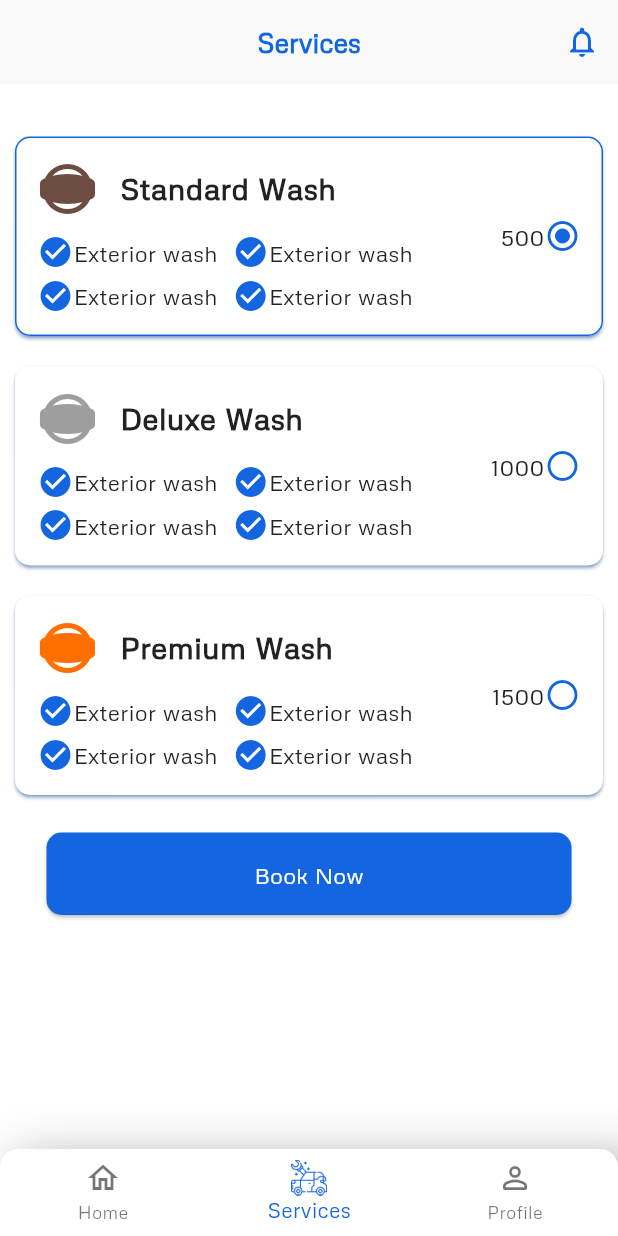
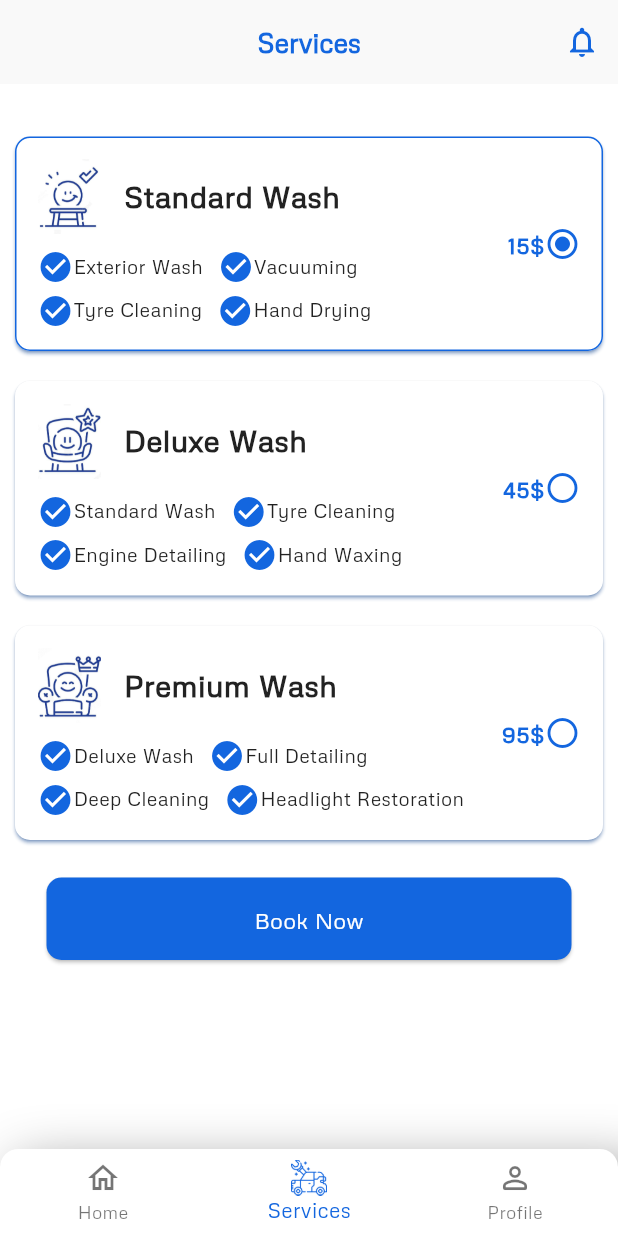
Before and after one commit to ahmedMetwaly/Carwash-app, a Flutter app: the HomeScreenBody screen opened by its route, item 2 of the bottom bar chosen, after a tap on "Standard Wash", on a phone screen of 412 x 824 dp. Run offline on Flutter 3.47's test engine with Material 3 defaults, Android fonts, the phone set to English and light mode, and no system bars; our stand-ins replace cloud_firestore, dio, equatable, firebase_auth, firebase_core, firebase_storage and 11 more; missing offline and left inert: flutter_facebook_auth, flutter_stripe, gif_view, google_maps_place_picker_mb, progress_tracker; accounts and stored records are empty.

Commit message:
edit home screen and services

```diff
--- a/lib/features/home/data/models/services_model.dart
+++ b/lib/features/home/data/models/services_model.dart
@@ -10,22 +10,67 @@ List<ServicesModel> servicesList = [
       icon: 'assets/images/car-service_2052442.png', title: 'Interior Washing'),
   ServicesModel(
       icon: 'assets/images/car-service_2052438.png', title: 'Vacuum Cleaning'),
-  ServicesModel(
-      icon: 'assets/images/car-wash_2052428.png', title: 'Casino'),
+  ServicesModel(icon: 'assets/images/car-wash_2052428.png', title: 'Casino'),
   ServicesModel(
       icon: 'assets/images/seat_2052451.png', title: 'Exterior Washing'),
   ServicesModel(
       icon: 'assets/images/polish_2052443.png', title: 'Oil Changing'),
+  ServicesModel(icon: 'assets/images/tire_2052454.png', title: 'Tire Wash'),
+  ServicesModel(icon: 'assets/images/tire_2052455.png', title: 'Car Wash'),
   ServicesModel(
-      icon: 'assets/images/tire_2052454.png', title: 'Tire Wash'),
-      ServicesModel(
-      icon: 'assets/images/tire_2052455.png', title: 'Car Wash'),
-      ServicesModel(
       icon: 'assets/images/vacuum-cleaner_2052459.png', title: 'Detailing'),
-      ServicesModel(
+  ServicesModel(
       icon: 'assets/images/air-blower_2052425.png', title: 'Car Care'),
-      ServicesModel(
-      icon: 'assets/images/car-service.png', title: 'Car Wash'),
-      ServicesModel(
-      icon: 'assets/images/car-servicesl.png', title: 'Car Wash'),
+  ServicesModel(icon: 'assets/images/car-service.png', title: 'Car Wash'),
+  ServicesModel(icon: 'assets/images/car-servicesl.png', title: 'Car Wash'),
 ];
+
+class ServicesPlan {
+  final String title;
+  final List<String> services;
+  final String price;
+
+  ServicesPlan({
+    required this.title,
+    required this.services,
+    required this.price,
+  });
+}
+
+Map<String, List<String>> plans = {
+  'Standard': [
+    'Exterior Wash',
+    'Vacuuming',
+    'Tyre Cleaning',
+    'Hand Drying',
+  ],
+  'Deluxe': [
+    'Standard Wash',
+    'Tyre Cleaning',
+    'Engine Detailing',
+    'Hand Waxing',
+  ],
+  'Premium': [
+    'Deluxe Wash',
+    'Full Detailing',
+    'Deep Cleaning',
+    'Headlight Restoration',
+  ],
+};
+List<ServicesPlan> servicePlan = [
+  ServicesPlan(
+    title: 'Standard Wash',
+    services: plans['Standard']!,
+    price: '15',
+  ),
+  ServicesPlan(
+    title: 'Deluxe Wash',
+    services: plans['Deluxe']!,
+    price: '45',
+  ),
+  ServicesPlan(
+    title: 'Premium Wash',
+    services: plans['Premium']!,
+    price: '95',
+  ),
+];
--- a/lib/features/home/presentation/pages/home_page.dart
+++ b/lib/features/home/presentation/pages/home_page.dart
@@ -1,4 +1,6 @@
+import 'package:carwashapp/core/constants/colors_manager.dart';
 import 'package:carwashapp/features/auth/controller/auth_bloc/auth_bloc.dart';
+import 'package:carwashapp/features/home/presentation/pages/about_us_page.dart';
 import 'package:flutter/material.dart';
 import '../../../../core/utils/values.dart';
 import '../../../../generated/l10n.dart';
@@ -16,6 +18,7 @@ class HomePage extends StatelessWidget {
       child: Padding(
         padding: const EdgeInsets.symmetric(
             horizontal: PaddingManager.pSocialBtnVPadding),
+        child: SingleChildScrollView(
           child: Column(
             crossAxisAlignment: CrossAxisAlignment.start,
             children: [
@@ -25,7 +28,7 @@ class HomePage extends StatelessWidget {
                   Column(
                     children: [
                       Text(
-                      "${S.current.goodMorning} ${AuthenticationBloc.user.name!}",
+                        "Hey,\n ${AuthenticationBloc.user.name!}",
                         style: const TextStyle(
                           fontSize: 18,
                           fontWeight: FontWeight.w300,
@@ -45,11 +48,11 @@ class HomePage extends StatelessWidget {
               Text(
                 'A clean car is a Happy Car!',
                 style: TextStyle(
-                  fontSize: 32,
+                    fontSize: 28,
                     fontWeight: FontWeight.bold,
                     color: primaryColor),
               ),
-            const SizedBox(height: 24),
+              const SizedBox(height: 20),
               const Text(
                 'We offer a wide range of services at your convenience ...',
                 style: TextStyle(fontSize: 16, color: Colors.black54),
@@ -72,14 +75,58 @@ class HomePage extends StatelessWidget {
                   fontSize: 18,
                 ),
               ),
-            Expanded(
-              child: ListView.builder(
-                padding: EdgeInsets.zero,
-                itemCount: 1,
-                itemBuilder: (context, index) => const AppointmentItem(),
+              const SizedBox(
+                height: 10,
               ),
-            )
+              const AppointmentItem(),
+              const SizedBox(
+                height: 20,
+              ),
+              const Text(
+                'About Us',
+                style: TextStyle(
+                  fontSize: 18,
+                ),
+              ),
+              const SizedBox(
+                height: 10,
+              ),
+              Container(
+                height: 170,
+                decoration: const BoxDecoration(
+                  borderRadius: BorderRadius.all(Radius.circular(16)),
+                  image: DecorationImage(
+                    image: AssetImage(
+                        'assets/images/car-wash3.jpg'), // Replace with your image path
+                    fit: BoxFit.fill,
+                  ),
+                ),
+                child: Stack(
+                  children: [
+                    Positioned(
+                      bottom: 5,
+                      left: 5,
+                      child: ElevatedButton(
+                        style: ElevatedButton.styleFrom(
+                            backgroundColor: ColorsManager.primary),
+                        onPressed: () {
+                          // Your button action here
+                          Navigator.push(
+                              context,
+                              MaterialPageRoute(
+                                  builder: (context) => const AboutUsPage()));
+                        },
+                        child: const Text(
+                          'About Us',
+                          style: TextStyle(color: Colors.white),
+                        ),
+                      ),
+                    ),
                   ],
+                ),
+              ),
+            ],
+          ),
         ),
       ),
     );
--- a/lib/features/home/presentation/pages/services_page.dart
+++ b/lib/features/home/presentation/pages/services_page.dart
@@ -1,6 +1,7 @@
 import 'package:carwashapp/features/progress/progress/progress_tracker.dart';
 import 'package:flutter/material.dart';
 
+import '../../data/models/services_model.dart';
 import '../widgets/service_plan_item.dart';
 
 class ServicesPage extends StatefulWidget {
@@ -11,7 +12,8 @@ class ServicesPage extends StatefulWidget {
 }
 
 class _ServicesPageState extends State<ServicesPage> {
-  String servicePlan = 'Standard Wash';
+  String servicePlanSelected = 'Standard Wash';
+  String selectedPrice = '50';
 
   @override
   Widget build(BuildContext context) {
@@ -19,7 +21,7 @@ class _ServicesPageState extends State<ServicesPage> {
 
     return Scaffold(
       appBar: AppBar(
-        title:  Text(
+        title: Text(
           'Services',
           style: TextStyle(color: primaryColor, fontWeight: FontWeight.bold),
         ),
@@ -27,57 +29,52 @@ class _ServicesPageState extends State<ServicesPage> {
         shadowColor: Colors.black38,
         actions: [
           IconButton(
-            icon:  Icon(Icons.notifications_none, color: primaryColor),
+            icon: Icon(Icons.notifications_none, color: primaryColor),
             onPressed: () {},
           ),
         ],
         leading: const SizedBox(),
       ),
-      body: Column(
+      body: SingleChildScrollView(
+        child: Column(
           children: [
             const SizedBox(
               height: 25,
             ),
             GestureDetector(
               onTap: () => setState(() {
-              servicePlan = 'Standard Wash';
+                servicePlanSelected = 'Standard Wash';
+                selectedPrice = servicePlan[0].price;
               }),
               child: ServicePlanItem(
-              servicePlan: 'Standard Wash',
-              icon: Icon(
-                Icons.panorama_photosphere_select_outlined,
-                size: 40,
-                color: Colors.brown[600],
-              ),
-              isSelected: servicePlan == 'Standard Wash' ? true : false, price: '500',
+                servicePlan: servicePlan[0],
+                img: 'assets/images/Standard.png',
+                isSelected: servicePlanSelected == 'Standard Wash' ? true : false,
+                price: servicePlan[0].price,
               ),
             ),
             GestureDetector(
               onTap: () => setState(() {
-              servicePlan = 'Deluxe Wash';
+                servicePlanSelected = 'Deluxe Wash';
+                selectedPrice = servicePlan[1].price;
               }),
               child: ServicePlanItem(
-              servicePlan: 'Deluxe Wash',
-              icon: const Icon(
-                Icons.panorama_photosphere_select_outlined,
-                size: 40,
-                color: Colors.grey,
-              ),
-              isSelected: servicePlan == 'Deluxe Wash' ? true : false, price: '1000',
+                servicePlan: servicePlan[1],
+                img: 'assets/images/Deluxe.png',
+                isSelected: servicePlanSelected == 'Deluxe Wash' ? true : false,
+                price: servicePlan[1].price,
               ),
             ),
             GestureDetector(
               onTap: () => setState(() {
-              servicePlan = 'Premium Wash';
+                servicePlanSelected = 'Premium Wash';
+                selectedPrice = servicePlan[2].price;
               }),
               child: ServicePlanItem(
-              servicePlan: 'Premium Wash',
-              icon: Icon(
-                Icons.panorama_photosphere_select_outlined,
-                size: 40,
-                color: Colors.amber[900],
-              ),
-              isSelected: servicePlan == 'Premium Wash' ? true : false, price: '1500',
+                servicePlan: servicePlan[2],
+                img: 'assets/images/Premium.png',
+                isSelected: servicePlanSelected == 'Premium Wash' ? true : false,
+                price: servicePlan[2].price,
               ),
             ),
             const SizedBox(
@@ -106,6 +103,7 @@ class _ServicesPageState extends State<ServicesPage> {
             ),
           ],
         ),
+      ),
     );
   }
 }
--- a/lib/features/home/presentation/widgets/appointment_item.dart
+++ b/lib/features/home/presentation/widgets/appointment_item.dart
@@ -1,5 +1,6 @@
 import 'package:flutter/material.dart';
 
+import '../../../auth/controller/auth_bloc/auth_bloc.dart';
 
 class AppointmentItem extends StatelessWidget {
   const AppointmentItem({
@@ -8,29 +9,31 @@ class AppointmentItem extends StatelessWidget {
 
   @override
   Widget build(BuildContext context) {
-        final Color primaryColor = Theme.of(context).colorScheme.primary;
+    final Color primaryColor = Theme.of(context).colorScheme.primary;
 
     return Card(
       shadowColor: primaryColor,
-      color: Theme.of(context).colorScheme.outline,
+      color: Colors.white,
       child: ListTile(
-        onTap: (){},
+        onTap: () {},
         contentPadding: const EdgeInsets.symmetric(horizontal: 10),
-        minTileHeight: 80,
+        minTileHeight: 90,
         leading: Image.asset(
-          'assets/images/مغسلة-سيارات-العباسية-.jpg',
+          'assets/images/Standard.png',
           fit: BoxFit.fitHeight,
         ),
-        title: const Text(
-          'Date-Time',
-          style: TextStyle(fontSize: 16, fontWeight: FontWeight.w500),
+        title: Text(
+          '${AuthenticationBloc.user.appointement!.date!} - ${AuthenticationBloc.user.appointement!.time!}',
+          style: const TextStyle(fontSize: 16, fontWeight: FontWeight.w500),
         ),
-        subtitle: const Text(
-          '🗺️ Location',
+        subtitle: Text(
+          '🗺️ ${AuthenticationBloc.user.address!.address}',
+          overflow: TextOverflow.ellipsis,
+          maxLines: 3,
         ),
         trailing: IconButton(
           onPressed: () {},
-          icon:  Icon(
+          icon: Icon(
             Icons.chevron_right_rounded,
             color: primaryColor,
           ),
--- a/lib/features/home/presentation/widgets/service_plan_item.dart
+++ b/lib/features/home/presentation/widgets/service_plan_item.dart
@@ -1,20 +1,23 @@
+import 'package:carwashapp/core/constants/colors_manager.dart';
 import 'package:flutter/material.dart';
 
+import '../../data/models/services_model.dart';
 
 class ServicePlanItem extends StatelessWidget {
   const ServicePlanItem(
       {super.key,
       required this.servicePlan,
-      required this.icon,
-      required this.isSelected, required this.price});
-  final String servicePlan;
-  final Icon icon;
+      required this.img,
+      required this.isSelected,
+      required this.price});
+  final ServicesPlan servicePlan;
+  final String img;
   final bool isSelected;
   final String price;
 
   @override
   Widget build(BuildContext context) {
-        final Color primaryColor = Theme.of(context).colorScheme.primary;
+    final Color primaryColor = Theme.of(context).colorScheme.primary;
 
     return Card(
       shadowColor: primaryColor,
@@ -34,12 +37,15 @@ class ServicePlanItem extends StatelessWidget {
               children: [
                 Row(
                   children: [
-                    icon,
+                    Image.asset(
+                      img,
+                      height: 50,
+                    ),
                     const SizedBox(
                       width: 15,
                     ),
                     Text(
-                      servicePlan,
+                      servicePlan.title,
                       style: const TextStyle(
                           fontSize: 20, fontWeight: FontWeight.bold),
                     ),
@@ -48,7 +54,8 @@ class ServicePlanItem extends StatelessWidget {
                 const SizedBox(
                   height: 10,
                 ),
-                 Column(
+                Column(
+                  crossAxisAlignment: CrossAxisAlignment.start,
                   children: [
                     Row(
                       children: [
@@ -56,7 +63,10 @@ class ServicePlanItem extends StatelessWidget {
                           Icons.check_circle,
                           color: primaryColor,
                         ),
-                      const  Text('Exterior wash'),
+                        Text(
+                          servicePlan.services[0],
+                          style: const TextStyle(fontSize: 13),
+                        ),
                         const SizedBox(
                           width: 10,
                         ),
@@ -64,10 +74,13 @@ class ServicePlanItem extends StatelessWidget {
                           Icons.check_circle,
                           color: primaryColor,
                         ),
-                     const   Text('Exterior wash'),
+                        Text(
+                          servicePlan.services[1],
+                          style: const TextStyle(fontSize: 13),
+                        ),
                       ],
                     ),
-                const    SizedBox(
+                    const SizedBox(
                       height: 5,
                     ),
                     Row(
@@ -76,15 +89,21 @@ class ServicePlanItem extends StatelessWidget {
                           Icons.check_circle,
                           color: primaryColor,
                         ),
-                        Text('Exterior wash'),
-                        SizedBox(
+                        Text(
+                          servicePlan.services[2],
+                          style: const TextStyle(fontSize: 13),
+                        ),
+                        const SizedBox(
                           width: 10,
                         ),
                         Icon(
                           Icons.check_circle,
                           color: primaryColor,
                         ),
-                        Text('Exterior wash'),
+                        Text(
+                          servicePlan.services[3],
+                          style: const TextStyle(fontSize: 13),
+                        ),
                       ],
                     ),
                   ],
@@ -92,7 +111,14 @@ class ServicePlanItem extends StatelessWidget {
               ],
             ),
             const Spacer(),
-            Text(price),
+            Text(
+              "$price\$",
+              style: const TextStyle(
+                fontWeight: FontWeight.bold,
+                fontSize: 15,
+                color: ColorsManager.primary,
+              ),
+            ),
             Icon(
               isSelected ? Icons.radio_button_checked : Icons.radio_button_off,
               color: primaryColor,
```
Lines whose indentation alone changed are shown as unchanged.
